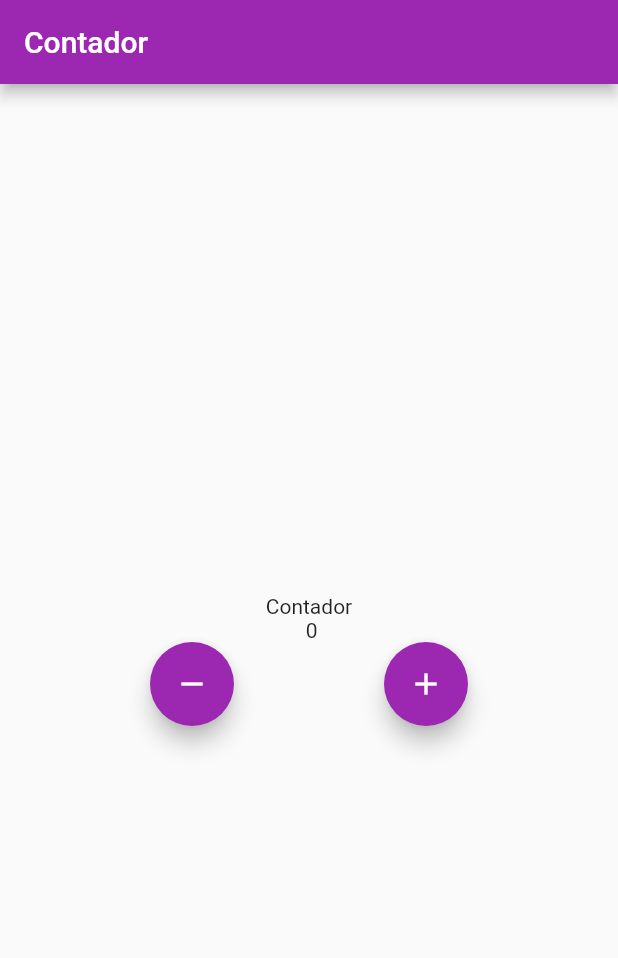
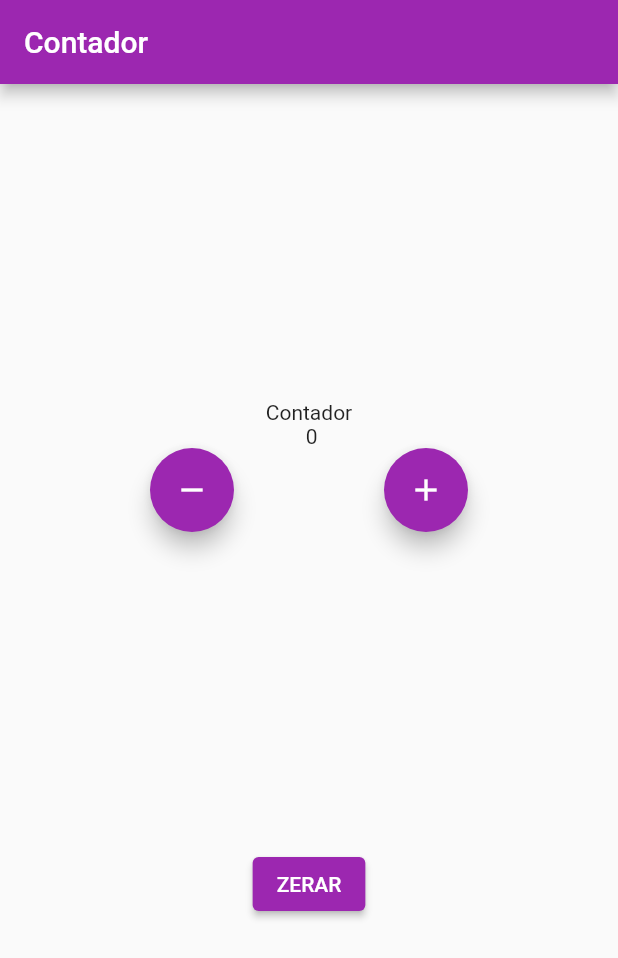
Before and after one commit to guilhermebernava/counter_app, a Flutter app: the screen it shows after launch, on a phone screen of 412 x 824 dp. Shown: the top 958 px of the screen. Run offline on Flutter 3.47's test engine with Material 2 defaults, Android fonts, the phone set to English and light mode, and no system bars.

Commit message:
criando o botao de zerar contador

```diff
--- a/lib/pages/Home.dart
+++ b/lib/pages/Home.dart
@@ -22,6 +22,12 @@ class _HomeState extends State<Home> {
   void decreament() {
     number--;
     setState(() {});
+  }
+
+  void zero() {
+    setState(() {
+      number = 0;
+    });
   }
 
   //LOGICA QUE CRIA O WIDGET
@@ -52,6 +58,8 @@ class _HomeState extends State<Home> {
               const Spacer()
             ],
           ),
+          const Spacer(),
+          ElevatedButton(child: const Text("ZERAR"), onPressed: () => zero()),
           const Spacer()
         ],
       )),
```
